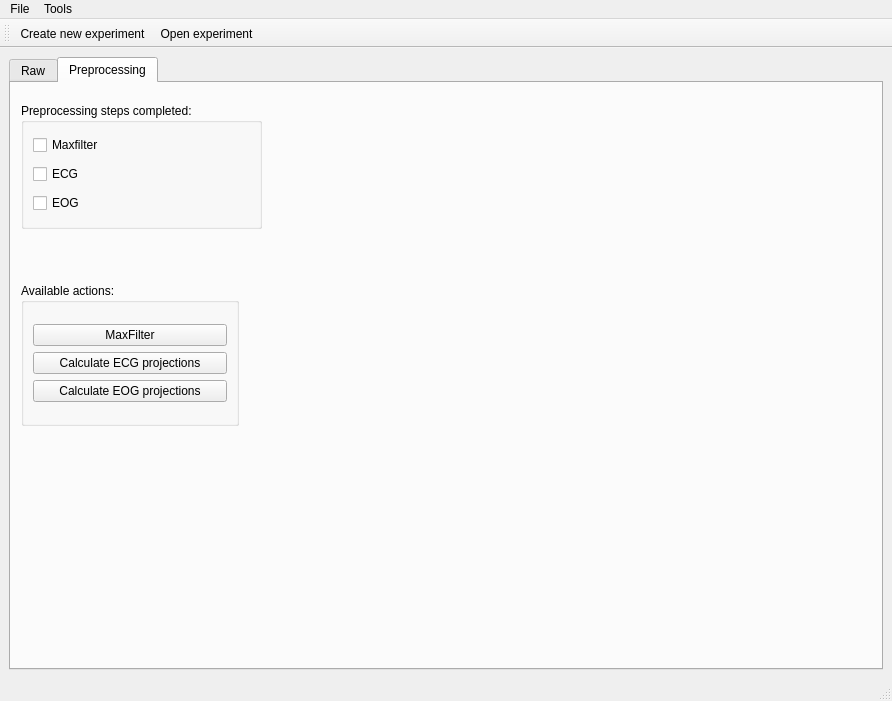
Qt form hoksotin/ui/qt4Designer/UIehdotus11.ui (cibr-jyu/meggie) before a commit.
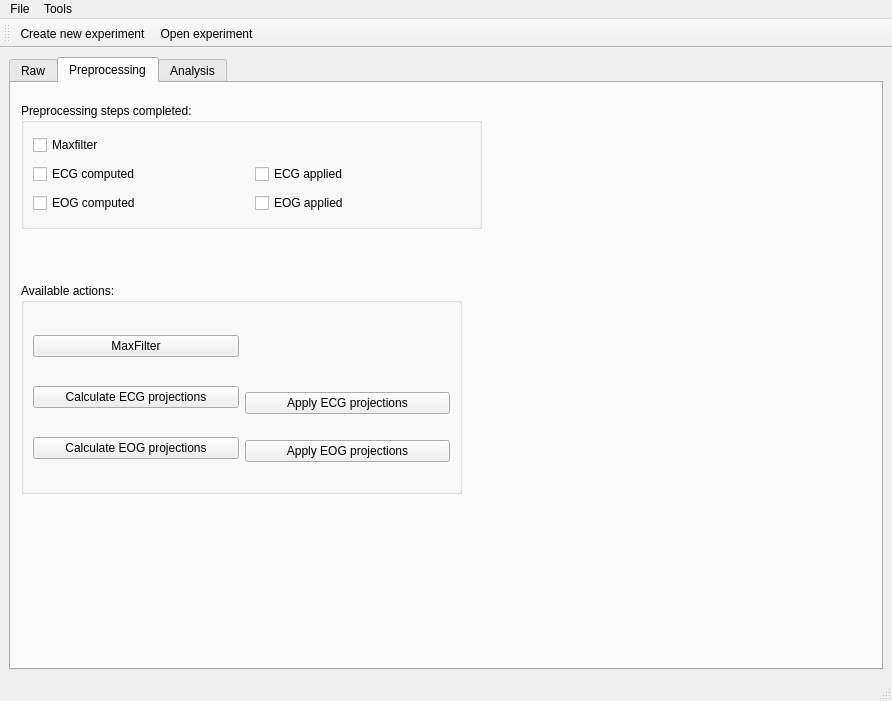
The same form after that commit. The open tabs and pages were chosen to show the change.

Diff of the .ui file:
```diff
--- a/hoksotin/ui/qt4Designer/UIehdotus11.ui
+++ b/hoksotin/ui/qt4Designer/UIehdotus11.ui
@@ -401,7 +401,7 @@
            <rect>
             <x>10</x>
             <y>20</y>
-            <width>241</width>
+            <width>461</width>
             <height>126</height>
            </rect>
           </property>
@@ -427,29 +427,51 @@
               <string>Maxfilter</string>
              </property>
              <property name="checkable">
-              <bool>false</bool>
+              <bool>true</bool>
              </property>
             </widget>
            </item>
            <item>
-            <widget class="QCheckBox" name="checkBoxECG">
-             <property name="text">
-              <string>ECG</string>
-             </property>
-             <property name="checkable">
-              <bool>false</bool>
-             </property>
-            </widget>
+            <layout class="QHBoxLayout" name="horizontalLayout_2">
+             <item>
+              <widget class="QCheckBox" name="checkBoxECG">
+               <property name="text">
+                <string>ECG computed</string>
+               </property>
+               <property name="checkable">
+                <bool>true</bool>
+               </property>
+              </widget>
+             </item>
+             <item>
+              <widget class="QCheckBox" name="checkBoxECGApplied">
+               <property name="text">
+                <string>ECG applied</string>
+               </property>
+              </widget>
+             </item>
+            </layout>
            </item>
            <item>
-            <widget class="QCheckBox" name="checkBoxEOG">
-             <property name="text">
-              <string>EOG</string>
-             </property>
-             <property name="checkable">
-              <bool>false</bool>
-             </property>
-            </widget>
+            <layout class="QHBoxLayout" name="horizontalLayout_10">
+             <item>
+              <widget class="QCheckBox" name="checkBoxEOG">
+               <property name="text">
+                <string>EOG computed</string>
+               </property>
+               <property name="checkable">
+                <bool>true</bool>
+               </property>
+              </widget>
+             </item>
+             <item>
+              <widget class="QCheckBox" name="checkBoxEOGApplied">
+               <property name="text">
+                <string>EOG applied</string>
+               </property>
+              </widget>
+             </item>
+            </layout>
            </item>
           </layout>
          </widget>
@@ -458,6 +480,205 @@
            <rect>
             <x>10</x>
             <y>200</y>
+            <width>441</width>
+            <height>211</height>
+           </rect>
+          </property>
+          <property name="title">
+           <string>Available actions:</string>
+          </property>
+          <layout class="QGridLayout" name="gridLayout_3">
+           <item row="0" column="1">
+            <layout class="QHBoxLayout" name="horizontalLayout">
+             <item>
+              <layout class="QVBoxLayout" name="verticalLayout_5">
+               <item>
+                <widget class="QPushButton" name="pushButtonMaxFilter">
+                 <property name="text">
+                  <string>MaxFilter</string>
+                 </property>
+                </widget>
+               </item>
+               <item>
+                <widget class="QPushButton" name="pushButtonECG">
+                 <property name="text">
+                  <string>Calculate ECG projections</string>
+                 </property>
+                </widget>
+               </item>
+               <item>
+                <widget class="QPushButton" name="pushButtonEOG">
+                 <property name="text">
+                  <string>Calculate EOG projections</string>
+                 </property>
+                </widget>
+               </item>
+              </layout>
+             </item>
+             <item>
+              <layout class="QVBoxLayout" name="verticalLayout_2">
+               <item>
+                <spacer name="verticalSpacer_6">
+                 <property name="orientation">
+                  <enum>Qt::Vertical</enum>
+                 </property>
+                 <property name="sizeHint" stdset="0">
+                  <size>
+                   <width>20</width>
+                   <height>40</height>
+                  </size>
+                 </property>
+                </spacer>
+               </item>
+               <item>
+                <spacer name="verticalSpacer_5">
+                 <property name="orientation">
+                  <enum>Qt::Vertical</enum>
+                 </property>
+                 <property name="sizeHint" stdset="0">
+                  <size>
+                   <width>20</width>
+                   <height>40</height>
+                  </size>
+                 </property>
+                </spacer>
+               </item>
+               <item>
+                <spacer name="verticalSpacer_4">
+                 <property name="orientation">
+                  <enum>Qt::Vertical</enum>
+                 </property>
+                 <property name="sizeHint" stdset="0">
+                  <size>
+                   <width>20</width>
+                   <height>40</height>
+                  </size>
+                 </property>
+                </spacer>
+               </item>
+               <item>
+                <spacer name="verticalSpacer">
+                 <property name="orientation">
+                  <enum>Qt::Vertical</enum>
+                 </property>
+                 <property name="sizeHint" stdset="0">
+                  <size>
+                   <width>20</width>
+                   <height>40</height>
+                  </size>
+                 </property>
+                </spacer>
+               </item>
+               <item>
+                <widget class="QPushButton" name="pushButtonApplyECG">
+                 <property name="text">
+                  <string>Apply ECG projections</string>
+                 </property>
+                </widget>
+               </item>
+               <item>
+                <spacer name="verticalSpacer_2">
+                 <property name="orientation">
+                  <enum>Qt::Vertical</enum>
+                 </property>
+                 <property name="sizeHint" stdset="0">
+                  <size>
+                   <width>20</width>
+                   <height>40</height>
+                  </size>
+                 </property>
+                </spacer>
+               </item>
+               <item>
+                <widget class="QPushButton" name="pushButtonApplyEOG">
+                 <property name="text">
+                  <string>Apply EOG projections</string>
+                 </property>
+                </widget>
+               </item>
+               <item>
+                <spacer name="verticalSpacer_3">
+                 <property name="orientation">
+                  <enum>Qt::Vertical</enum>
+                 </property>
+                 <property name="sizeHint" stdset="0">
+                  <size>
+                   <width>20</width>
+                   <height>40</height>
+                  </size>
+                 </property>
+                </spacer>
+               </item>
+              </layout>
+             </item>
+            </layout>
+           </item>
+          </layout>
+         </widget>
+        </widget>
+        <widget class="QWidget" name="tabAnalysis">
+         <attribute name="title">
+          <string>Analysis</string>
+         </attribute>
+         <widget class="QGroupBox" name="groupBoxPreprocessingCheckBoxes_2">
+          <property name="geometry">
+           <rect>
+            <x>20</x>
+            <y>30</y>
+            <width>241</width>
+            <height>126</height>
+           </rect>
+          </property>
+          <property name="sizePolicy">
+           <sizepolicy hsizetype="MinimumExpanding" vsizetype="Preferred">
+            <horstretch>0</horstretch>
+            <verstretch>0</verstretch>
+           </sizepolicy>
+          </property>
+          <property name="minimumSize">
+           <size>
+            <width>60</width>
+            <height>0</height>
+           </size>
+          </property>
+          <property name="title">
+           <string>Steps completed:</string>
+          </property>
+          <layout class="QVBoxLayout" name="verticalLayout_10">
+           <item>
+            <widget class="QCheckBox" name="checkBox">
+             <property name="text">
+              <string>Eventlist</string>
+             </property>
+            </widget>
+           </item>
+           <item>
+            <widget class="QCheckBox" name="checkBoxEpochs">
+             <property name="text">
+              <string>Epochs</string>
+             </property>
+             <property name="checkable">
+              <bool>true</bool>
+             </property>
+            </widget>
+           </item>
+           <item>
+            <widget class="QCheckBox" name="checkBoxEOG_2">
+             <property name="text">
+              <string>Average</string>
+             </property>
+             <property name="checkable">
+              <bool>true</bool>
+             </property>
+            </widget>
+           </item>
+          </layout>
+         </widget>
+         <widget class="QGroupBox" name="groupBoxAvailablePreprocessingSteps_2">
+          <property name="geometry">
+           <rect>
+            <x>20</x>
+            <y>210</y>
             <width>218</width>
             <height>143</height>
            </rect>
@@ -465,27 +686,27 @@
           <property name="title">
            <string>Available actions:</string>
           </property>
-          <layout class="QGridLayout" name="gridLayout_3">
+          <layout class="QGridLayout" name="gridLayout_4">
            <item row="0" column="0">
-            <layout class="QVBoxLayout" name="verticalLayout_5">
+            <layout class="QVBoxLayout" name="verticalLayout_11">
              <item>
-              <widget class="QPushButton" name="pushButtonMaxFilter">
+              <widget class="QPushButton" name="pushButtonEventlist">
                <property name="text">
-                <string>MaxFilter</string>
+                <string>Eventlist</string>
                </property>
               </widget>
              </item>
              <item>
-              <widget class="QPushButton" name="pushButtonECG">
+              <widget class="QPushButton" name="pushButtonEpochs">
                <property name="text">
-                <string>Calculate ECG projections</string>
+                <string>Epochs</string>
                </property>
               </widget>
              </item>
              <item>
-              <widget class="QPushButton" name="pushButtonEOG">
+              <widget class="QPushButton" name="pushButtonAverage">
                <property name="text">
-                <string>Calculate EOG projections</string>
+                <string>Average</string>
                </property>
               </widget>
              </item>
```
Left out of the diff: 2 changed lines with no effect on the pictures.
